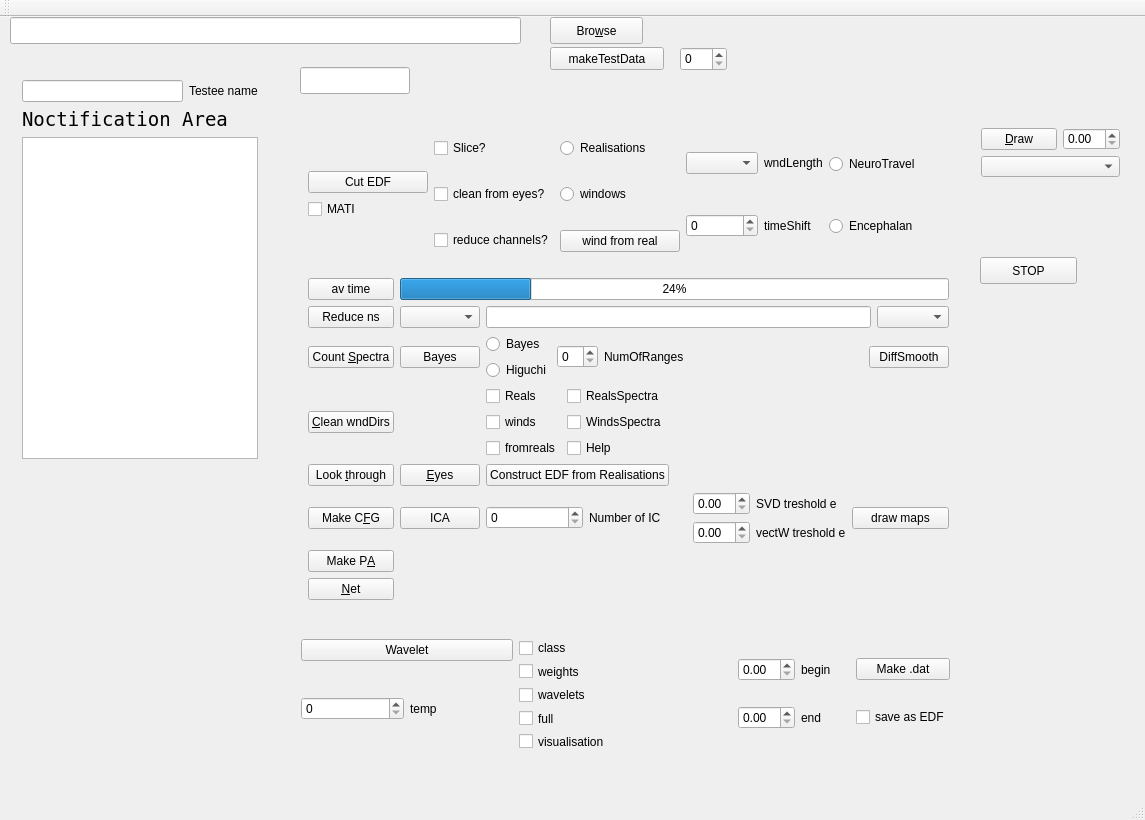
Old version of the form mainwindow.ui in the repository ArtfulVampire/SecondGUIrepo.
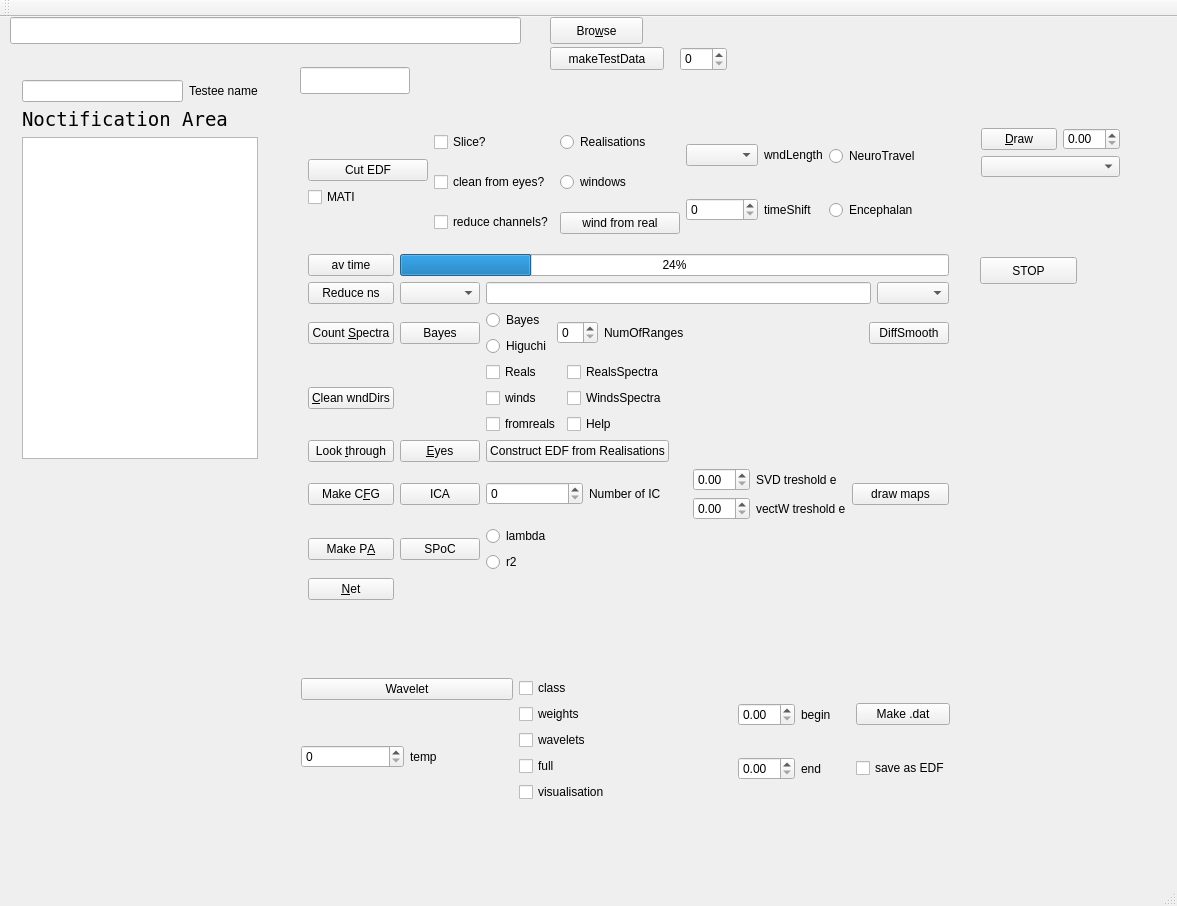
New version of the form.

Commit message: Started spoc a bit

Diff of the .ui file:
```diff
--- a/mainwindow.ui
+++ b/mainwindow.ui
@@ -6,8 +6,8 @@
    <rect>
     <x>0</x>
     <y>0</y>
-    <width>1145</width>
-    <height>820</height>
+    <width>1177</width>
+    <height>906</height>
    </rect>
   </property>
   <property name="windowTitle">
@@ -282,20 +282,6 @@
        </property>
       </widget>
      </item>
-     <item row="7" column="0">
-      <widget class="QPushButton" name="makePA">
-       <property name="text">
-        <string>Make P&amp;A</string>
-       </property>
-      </widget>
-     </item>
-     <item row="8" column="0">
-      <widget class="QPushButton" name="netButton">
-       <property name="text">
-        <string>&amp;Net</string>
-       </property>
-      </widget>
-     </item>
      <item row="1" column="0">
       <widget class="QPushButton" name="avTimeButton">
        <property name="text">
@@ -303,6 +289,13 @@
        </property>
       </widget>
      </item>
+     <item row="7" column="0">
+      <widget class="QPushButton" name="makePA">
+       <property name="text">
+        <string>Make P&amp;A</string>
+       </property>
+      </widget>
+     </item>
      <item row="6" column="1">
       <widget class="QPushButton" name="icaButton">
        <property name="text">
@@ -310,6 +303,20 @@
        </property>
       </widget>
      </item>
+     <item row="8" column="0">
+      <widget class="QPushButton" name="netButton">
+       <property name="text">
+        <string>&amp;Net</string>
+       </property>
+      </widget>
+     </item>
+     <item row="3" column="1">
+      <widget class="QPushButton" name="BayesPushButton">
+       <property name="text">
+        <string>Bayes</string>
+       </property>
+      </widget>
+     </item>
      <item row="6" column="2">
       <layout class="QHBoxLayout" name="horizontalLayout_6">
        <item>
@@ -451,10 +458,10 @@
        </property>
       </widget>
      </item>
-     <item row="3" column="1">
-      <widget class="QPushButton" name="BayesPushButton">
+     <item row="7" column="1">
+      <widget class="QPushButton" name="spocPushButton">
        <property name="text">
-        <string>Bayes</string>
+        <string>SPoC</string>
        </property>
       </widget>
      </item>
@@ -510,6 +517,44 @@
        </item>
       </layout>
      </item>
+     <item row="7" column="2">
+      <layout class="QHBoxLayout" name="horizontalLayout_11">
+       <item>
+        <layout class="QVBoxLayout" name="verticalLayout_11"/>
+       </item>
+       <item>
+        <layout class="QVBoxLayout" name="verticalLayout_12">
+         <item>
+          <widget class="QRadioButton" name="lambdaRadioButton">
+           <property name="text">
+            <string>lambda</string>
+           </property>
+          </widget>
+         </item>
+         <item>
+          <widget class="QRadioButton" name="r2RadioButton">
+           <property name="text">
+            <string>r2</string>
+           </property>
+          </widget>
+         </item>
+        </layout>
+       </item>
+       <item>
+        <spacer name="horizontalSpacer_2">
+         <property name="orientation">
+          <enum>Qt::Horizontal</enum>
+         </property>
+         <property name="sizeHint" stdset="0">
+          <size>
+           <width>40</width>
+           <height>20</height>
+          </size>
+         </property>
+        </spacer>
+       </item>
+      </layout>
+     </item>
     </layout>
    </widget>
    <widget class="QWidget" name="layoutWidget">
@@ -600,9 +645,9 @@
     <property name="geometry">
      <rect>
       <x>290</x>
-      <y>611</y>
+      <y>650</y>
       <width>671</width>
-      <height>133</height>
+      <height>151</height>
      </rect>
     </property>
     <layout class="QHBoxLayout" name="horizontalLayout_9">
@@ -743,7 +788,7 @@
     <rect>
      <x>0</x>
      <y>0</y>
-     <width>1145</width>
+     <width>1177</width>
      <height>20</height>
     </rect>
    </property>
```
The commit also changes 2 other files.
